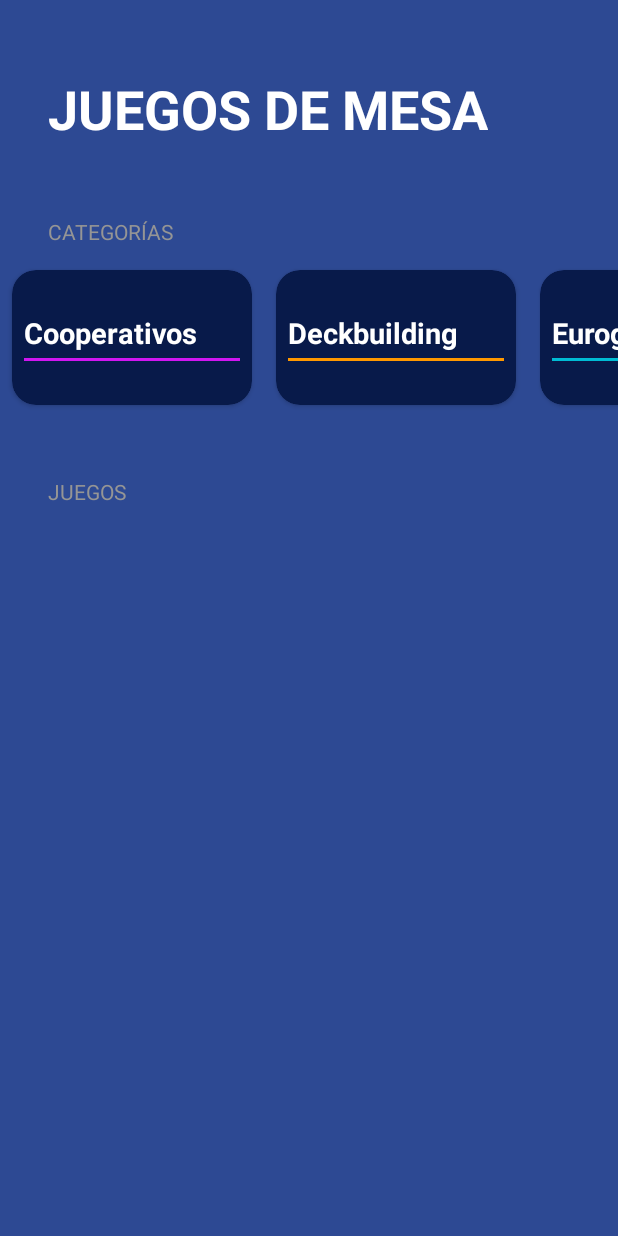
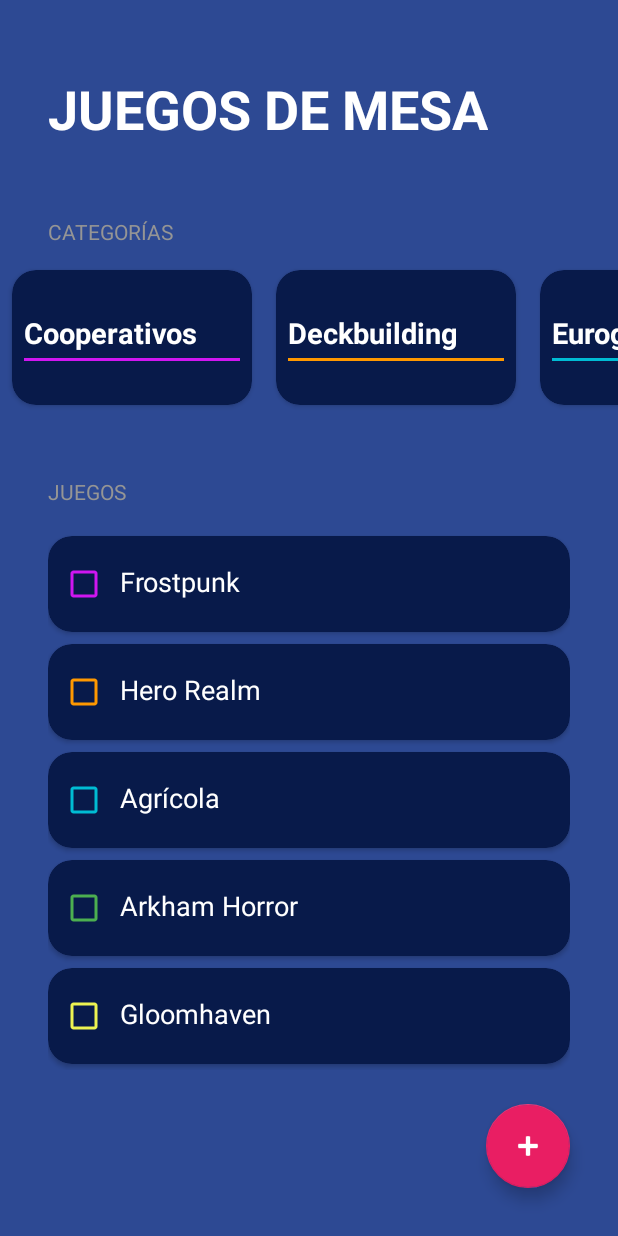
Before and after one commit to csantamaria-losenlaces/pmdm, an Android app: the screen it shows after launch (BoardGameActivity), after a tap on "Ir a Board Game", on a phone screen of 412 x 824 dp. Run offline under Robolectric (Android 15) with nearby library versions, the phone set to English and light mode, and no system bars.

Commit message:
Se ha completado la creación del segundo y último RecyclerView. Funcionalidad para añadir juegos empezada a implementar.

```diff
--- a/app/src/main/java/com/csantamaria/appConMenu/boardGame/BoardGameActivity.kt
+++ b/app/src/main/java/com/csantamaria/appConMenu/boardGame/BoardGameActivity.kt
@@ -1,19 +1,22 @@
 package com.csantamaria.appConMenu.boardGame
 
+import android.app.Dialog
 import androidx.appcompat.app.AppCompatActivity
 import android.os.Bundle
 import androidx.recyclerview.widget.LinearLayoutManager
 import androidx.recyclerview.widget.RecyclerView
 import com.csantamaria.appConMenu.boardGame.GameCategory.*
 import com.example.appmensajeria.R
+import com.google.android.material.floatingactionbutton.FloatingActionButton
 
 class BoardGameActivity : AppCompatActivity() {
 
     private lateinit var rvCategories: RecyclerView
     private lateinit var rvGames: RecyclerView
+    private lateinit var fabAddGame: FloatingActionButton
 
     private lateinit var categoriesAdapter: CategoriesAdapter
-    // private lateinit var gamesAdapter: GamesAdapter
+    private lateinit var gamesAdapter: GamesAdapter
 
     private val categories = listOf(
         Cooperative,
@@ -23,31 +26,49 @@
         Legacy
     )
 
-    private var games = listOf(
-        Game("Hero Realm", GameCategory.Deckbuilding)
-        // ...
+    private var games = mutableListOf(
+        Game("Frostpunk", Cooperative),
+        Game("Hero Realm", Deckbuilding),
+        Game("Agrícola", Euro),
+        Game("Arkham Horror", LCG),
+        Game("Gloomhaven", Legacy)
     )
 
     override fun onCreate(savedInstanceState: Bundle?) {
         super.onCreate(savedInstanceState)
         setContentView(R.layout.activity_board_game)
 
-        initcomponents()
+        initComponents()
         initUI()
+        initListeners()
     }
 
-    private fun initcomponents() {
-        rvCategories = findViewById<RecyclerView>(R.id.rvCategories)
-        rvGames = findViewById<RecyclerView>(R.id.rvGames)
+    private fun initComponents() {
+        rvCategories = findViewById(R.id.rvCategories)
+        rvGames = findViewById(R.id.rvGames)
+        fabAddGame = findViewById(R.id.fabAddGame)
     }
 
     private fun initUI() {
         categoriesAdapter = CategoriesAdapter(categories)
-        // gamesAdapter = GamesAdapter(games)
+        gamesAdapter = GamesAdapter(games)
 
-        rvCategories.layoutManager = LinearLayoutManager(this, LinearLayoutManager.HORIZONTAL, false)
+        rvCategories.layoutManager =
+            LinearLayoutManager(this, LinearLayoutManager.HORIZONTAL, false)
+        rvCategories.adapter = categoriesAdapter
 
-        rvCategories.adapter = categoriesAdapter
+        rvGames.layoutManager =
+            LinearLayoutManager(this, LinearLayoutManager.VERTICAL, false)
+        rvGames.adapter = gamesAdapter
+    }
+
+    private fun initListeners() {
+        fabAddGame.setOnClickListener { showDialog() }
+    }
+
+    private fun showDialog() {
+        val dialog = Dialog(this)
+        dialog.setContentView(R.layout.dialog_game)
     }
 
 }
--- a/app/src/main/java/com/csantamaria/appConMenu/boardGame/CategoriesViewHolder.kt
+++ b/app/src/main/java/com/csantamaria/appConMenu/boardGame/CategoriesViewHolder.kt
@@ -26,7 +26,7 @@
                 )
             }
 
-            GameCategory.Deckbuilding -> {
+            Deckbuilding -> {
                 tvCategoryName.text = "Deckbuilding"
                 divider.setBackgroundColor(
                     getColor(
@@ -36,7 +36,7 @@
                 )
             }
 
-            GameCategory.Euro -> {
+            Euro -> {
                 tvCategoryName.text = "Eurogames"
                 divider.setBackgroundColor(
                     getColor(
@@ -46,7 +46,7 @@
                 )
             }
 
-            GameCategory.LCG -> {
+            LCG -> {
                 tvCategoryName.text = "LCG"
                 divider.setBackgroundColor(
                     getColor(
@@ -56,7 +56,7 @@
                 )
             }
 
-            GameCategory.Legacy -> {
+            Legacy -> {
                 tvCategoryName.text = "Legacy"
                 divider.setBackgroundColor(
                     getColor(
--- a/app/src/main/java/com/csantamaria/appConMenu/boardGame/Game.kt
+++ b/app/src/main/java/com/csantamaria/appConMenu/boardGame/Game.kt
@@ -1,3 +1,3 @@
 package com.csantamaria.appConMenu.boardGame
 
-data class Game (val name: String, val category: GameCategory, var isSelected: Boolean = false)
+data class Game(val name: String, val category: GameCategory, var isSelected: Boolean = false)
--- a/app/src/main/java/com/csantamaria/appConMenu/boardGame/GameCategory.kt
+++ b/app/src/main/java/com/csantamaria/appConMenu/boardGame/GameCategory.kt
@@ -1,9 +1,11 @@
 package com.csantamaria.appConMenu.boardGame
 
 sealed class GameCategory (var isSelected: Boolean = true) {
-    object Deckbuilding : GameCategory()
-    object Euro : GameCategory()
-    object LCG : GameCategory()
-    object Cooperative : GameCategory()
-    object Legacy : GameCategory()
+
+    data object Deckbuilding : GameCategory()
+    data object Euro : GameCategory()
+    data object LCG : GameCategory()
+    data object Cooperative : GameCategory()
+    data object Legacy : GameCategory()
+
 }
--- /dev/null
+++ b/app/src/main/java/com/csantamaria/appConMenu/boardGame/GamesAdapter.kt
@@ -0,0 +1,23 @@
+package com.csantamaria.appConMenu.boardGame
+
+import android.view.LayoutInflater
+import android.view.ViewGroup
+import androidx.recyclerview.widget.RecyclerView
+import com.example.appmensajeria.R
+
+class GamesAdapter(private var games: List<Game>) :
+
+    RecyclerView.Adapter<GamesViewHolder>() {
+
+    override fun onCreateViewHolder(parent: ViewGroup, viewType: Int): GamesViewHolder {
+        val view = LayoutInflater.from(parent.context).inflate(R.layout.item_game, parent, false)
+        return GamesViewHolder(view)
+    }
+
+    override fun getItemCount() = games.size
+
+    override fun onBindViewHolder(holder: GamesViewHolder, position: Int) {
+        holder.render(games[position])
+    }
+
+}
--- /dev/null
+++ b/app/src/main/java/com/csantamaria/appConMenu/boardGame/GamesViewHolder.kt
@@ -0,0 +1,31 @@
+package com.csantamaria.appConMenu.boardGame
+
+import android.content.res.ColorStateList
+import android.view.View
+import android.widget.CheckBox
+import android.widget.TextView
+import androidx.core.content.ContextCompat
+import androidx.recyclerview.widget.RecyclerView
+import com.example.appmensajeria.R
+
+class GamesViewHolder(view: View) : RecyclerView.ViewHolder(view) {
+
+    private val tvGame: TextView = view.findViewById(R.id.tvGame)
+    private val cbGame: CheckBox = view.findViewById(R.id.cbGame)
+
+    fun render(game: Game) {
+        tvGame.text = game.name
+
+        val color = when (game.category) {
+            GameCategory.Cooperative -> R.color.bgapp_cooperative_category
+            GameCategory.Deckbuilding -> R.color.bgapp_deckbuilding_category
+            GameCategory.Euro -> R.color.bgapp_euro_category
+            GameCategory.LCG -> R.color.bgapp_lcg_category
+            GameCategory.Legacy -> R.color.bgapp_legacy_category
+        }
+
+        cbGame.buttonTintList =
+            ColorStateList.valueOf(ContextCompat.getColor(cbGame.context, color))
+    }
+
+}
--- a/app/src/main/res/layout/activity_board_game.xml
+++ b/app/src/main/res/layout/activity_board_game.xml
@@ -1,8 +1,11 @@
 <?xml version="1.0" encoding="utf-8"?>
-<androidx.appcompat.widget.LinearLayoutCompat
-    xmlns:android="http://schemas.android.com/apk/res/android"
+<FrameLayout xmlns:android="http://schemas.android.com/apk/res/android"
     xmlns:app="http://schemas.android.com/apk/res-auto"
     xmlns:tools="http://schemas.android.com/tools"
+    android:layout_width="match_parent"
+    android:layout_height="match_parent">
+
+    <LinearLayout
         android:layout_width="match_parent"
         android:layout_height="match_parent"
         android:background="@color/bgapp_background_app"
@@ -44,9 +47,17 @@
             android:layout_height="wrap_content"
             android:layout_marginHorizontal="32dp"
             android:layout_marginTop="16dp" />
+    </LinearLayout>
 
+    <com.google.android.material.floatingactionbutton.FloatingActionButton
+        android:id="@+id/fabAddGame"
+        android:layout_width="wrap_content"
+        android:layout_height="wrap_content"
+        android:layout_gravity="end|bottom"
+        android:layout_margin="32dp"
+        android:src="@android:drawable/ic_input_add"
+        android:contentDescription="Añade un juego"
+        app:backgroundTint="@color/bgapp_accent"
+        app:tint="@color/white"/>
 
-
-
-
-</androidx.appcompat.widget.LinearLayoutCompat>
+</FrameLayout>
--- a/app/src/main/res/layout/item_game.xml
+++ b/app/src/main/res/layout/item_game.xml
@@ -17,7 +17,8 @@
         <CheckBox
             android:id="@+id/cbGame"
             android:layout_width="wrap_content"
-            android:layout_height="wrap_content" />
+            android:layout_height="wrap_content"
+            android:buttonTint="@color/white"/>
 
         <TextView
             android:id="@+id/tvGame"
```
Also changed, not shown: app/src/main/res/layout/dialog_game.xml (added, +80 -0 lines), app/src/main/res/values/strings.xml (+7 -0 lines). Lines whose indentation alone changed are shown as unchanged.
